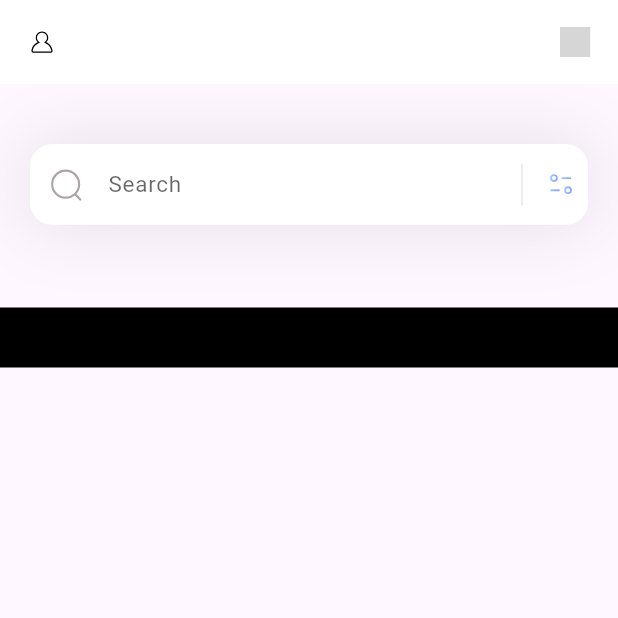
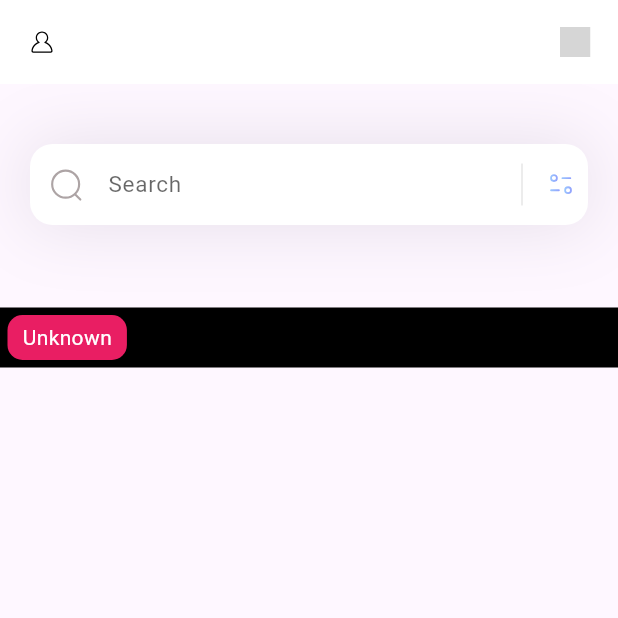
Before and after one commit to Noskathon-Lite/Shahayak, a Flutter app: the screen it shows after launch, on a phone screen of 412 x 824 dp, the top half of it. Run offline on Flutter 3.47's test engine with Material 3 defaults, Android fonts, the light colour scheme and no system bars; our stand-ins replace flutter_svg; grey boxes are pictures that could not be loaded.

Commit message:
new commit 10

```diff
--- a/shahayak/lib/screens/HomeScreen.dart
+++ b/shahayak/lib/screens/HomeScreen.dart
@@ -1,3 +1,5 @@
+import 'dart:io';
+
 import 'package:flutter/material.dart';
 import 'User.dart';
 import 'post.dart';
@@ -12,12 +14,34 @@ class Homescreen extends StatefulWidget {
 
 class _HomescreenState extends State<Homescreen> {
   List<CategoryModel> categories = [];
+  List<Post> allPosts = [];
+  List<Post> filteredPosts = [];
   String? selectedCategory;
   RangeValues priceRange = const RangeValues(0, 10000);
   String? selectedType;
 
+  void _initializaData() {
+    categories = CategoryModel.getCategories();
+    allPosts = Post.getPosts();
+    _applyFilters();
+  }
+
+  void _applyFilters() {
+    setState(() {
+      filteredPosts = filteredPosts.where((post) {
+        final isCategoryMatch =
+            selectedCategory == null || selectedCategory == post.category;
+        final isPriceMatch =
+            post.price >= priceRange.start && post.price <= priceRange.end;
+        final isTypeMatch = selectedType == null || selectedType == post.type;
+        return isCategoryMatch && isPriceMatch && isTypeMatch;
+      }).toList();
+    });
+  }
+
   void _getCategories() {
     categories = CategoryModel.getCategories();
+    setState(() {});
   }
 
   void _openFilterBottomSheet() {
@@ -49,10 +73,11 @@ class _HomescreenState extends State<Homescreen> {
                     DropdownButton<String>(
                       isExpanded: true,
                       value: selectedCategory,
+                      hint: const Text('Select a category'), // Added hint
                       items: categories.map((category) {
                         return DropdownMenuItem<String>(
                           value: category.categoryName,
-                          child: Text(category.categoryName),
+                          child: Text(category.categoryName ?? 'Unknown'),
                         );
                       }).toList(),
                       onChanged: (String? value) {
@@ -85,6 +110,7 @@ class _HomescreenState extends State<Homescreen> {
                     DropdownButton<String>(
                       isExpanded: true,
                       value: selectedType,
+                      hint: const Text("Select type"),
                       items: ["Exchange", "Donation"].map((type) {
                         return DropdownMenuItem(
                           value: type,
@@ -102,6 +128,7 @@ class _HomescreenState extends State<Homescreen> {
                     ElevatedButton(
                       onPressed: () {
                         Navigator.pop(context);
+                        _applyFilters();
                       },
                       child: const Text('Apply'),
                     ),
@@ -123,7 +150,6 @@ class _HomescreenState extends State<Homescreen> {
 
   @override
   Widget build(BuildContext context) {
-    _getCategories();
     return Scaffold(
       appBar: appBar(),
       body: Column(
@@ -140,11 +166,24 @@ class _HomescreenState extends State<Homescreen> {
               Container(
                 height: 40,
                 color: Colors.black,
-                child: ListView.builder(
+                child: categories.isEmpty
+                    ? const Center(child: Text("No categories available"))
+                    : ListView.builder(
+                        scrollDirection: Axis.horizontal,
                         itemCount: categories.length,
                         itemBuilder: (context, index) {
                           return Container(
+                            margin: const EdgeInsets.all(5),
+                            padding: const EdgeInsets.symmetric(horizontal: 10),
+                            alignment: Alignment.center,
+                            decoration: BoxDecoration(
                               color: categories[index].boxColor,
+                              borderRadius: BorderRadius.circular(10),
+                            ),
+                            child: Text(
+                              categories[index].categoryName ?? "Unknown",
+                              style: const TextStyle(color: Colors.white),
+                            ),
                           );
                         },
                       ),
@@ -205,8 +244,8 @@ class _HomescreenState extends State<Homescreen> {
               border: OutlineInputBorder(
                 borderRadius: BorderRadius.circular(15),
                 borderSide: BorderSide.none,
-              )),
-        ));
+              ))),
+    );
   }
 
   AppBar appBar() {
--- a/shahayak/lib/screens/post.dart
+++ b/shahayak/lib/screens/post.dart
@@ -1 +1,23 @@
-import 'package:flutter/material.dart';
+class Post {
+  final String title;
+  final String category;
+  final double price;
+  final String type;
+  Post(
+      {required this.title,
+      required this.category,
+      required this.price,
+      required this.type});
+  static List<Post> getPosts() {
+    return [
+      Post(title: 'Item 1 ', category: 'books', price: 500, type: 'Donation'),
+      Post(
+          title: 'Item 2',
+          category: 'electronics',
+          price: 3000,
+          type: 'Exchange'),
+      Post(
+          title: 'Item 3', category: 'clothing', price: 1000, type: 'Donation'),
+    ];
+  }
+}
```
Lines whose indentation alone changed are shown as unchanged.
